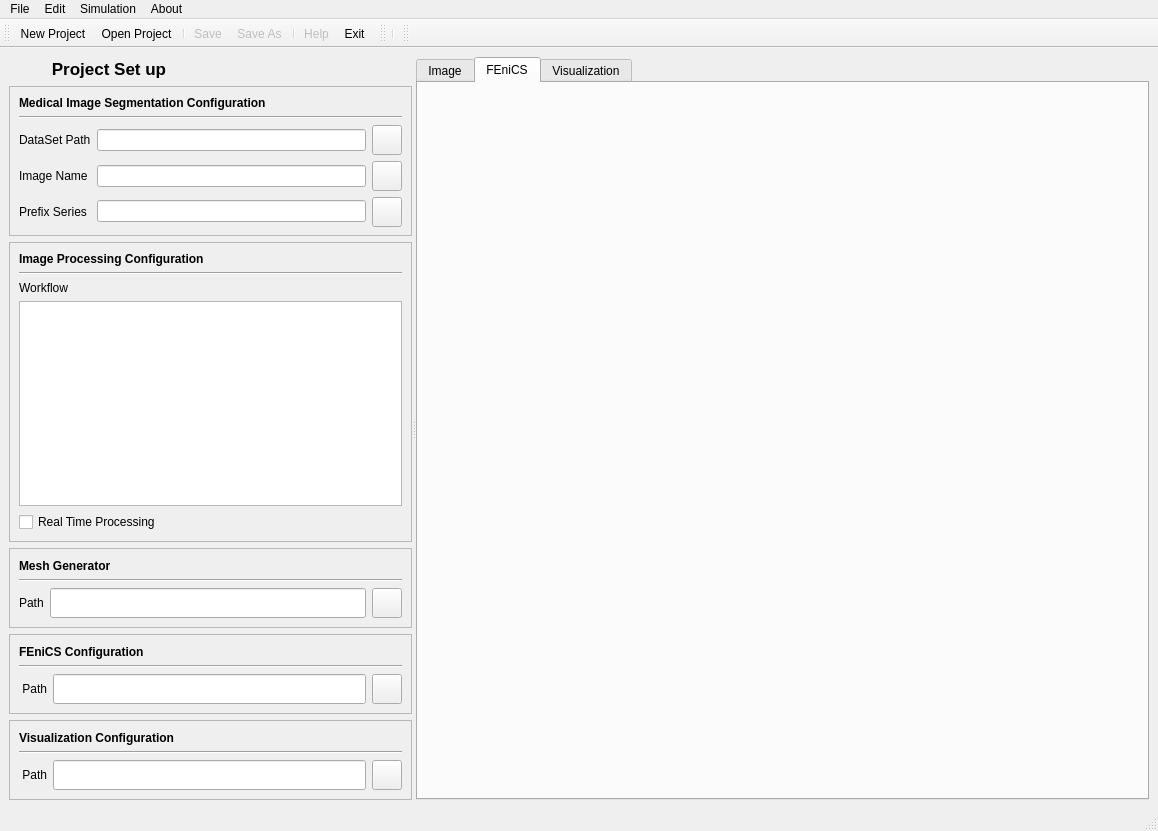
Old version of the form FEniCSBloodSim/fenics_blood_sim.ui in the repository carmenalonsomontes/FEniCS-Medical-Simulation.
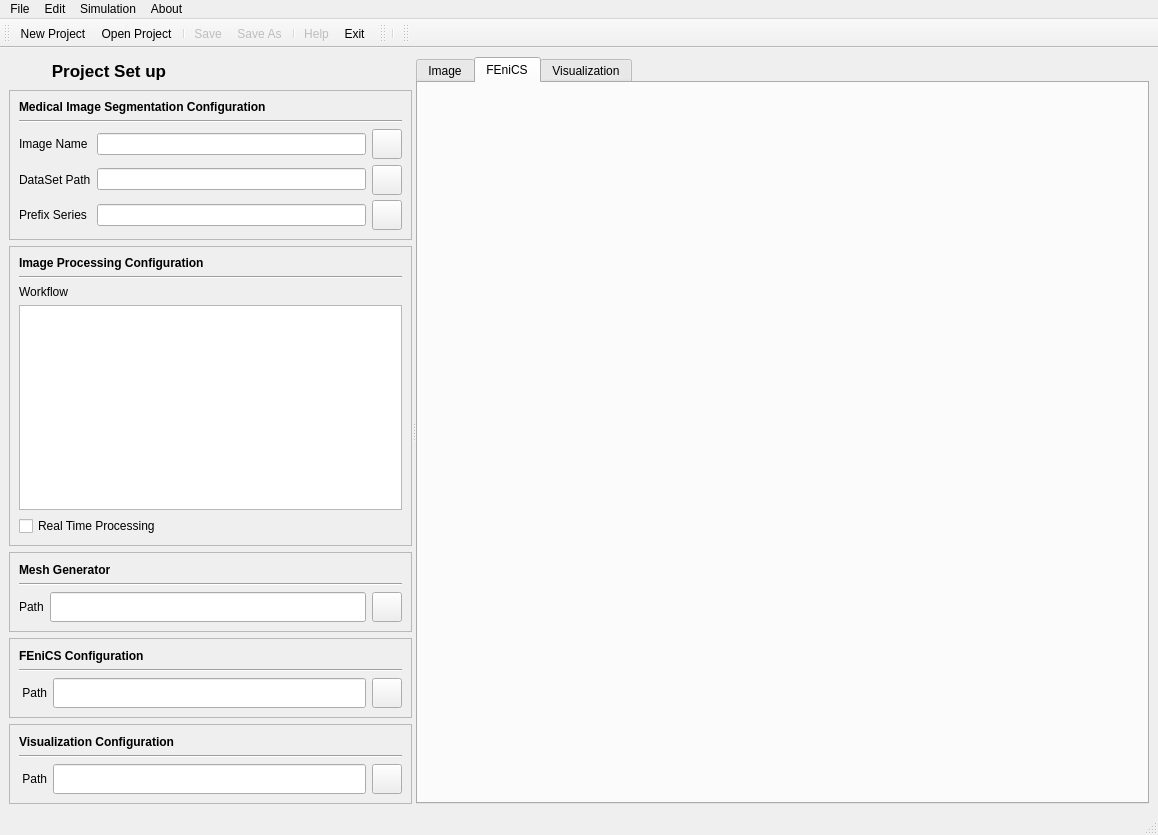
New version of the form. The open tabs and pages were chosen to show the change. Icons and pictures are not drawn. Custom widgets are drawn as their Qt base class.

Commit message: Created basic structure for Imaging menus + Class to build the functioanlity of Imaging modules

The edit to the form file:
```diff
--- a/FEniCSBloodSim/fenics_blood_sim.ui
+++ b/FEniCSBloodSim/fenics_blood_sim.ui
@@ -7,7 +7,7 @@
     <x>0</x>
     <y>0</y>
     <width>1158</width>
-    <height>831</height>
+    <height>835</height>
    </rect>
   </property>
   <property name="windowTitle">
@@ -105,30 +105,6 @@
              </item>
              <item>
               <layout class="QGridLayout" name="gridLayout">
-               <item row="0" column="0">
-                <widget class="QLabel" name="datasetPathLabel">
-                 <property name="text">
-                  <string>DataSet Path</string>
-                 </property>
-                </widget>
-               </item>
-               <item row="0" column="1">
-                <widget class="QLineEdit" name="datasetPathlineEdit">
-                 <property name="enabled">
-                  <bool>true</bool>
-                 </property>
-                 <property name="readOnly">
-                  <bool>true</bool>
-                 </property>
-                </widget>
-               </item>
-               <item row="1" column="0">
-                <widget class="QLabel" name="imNameLabel">
-                 <property name="text">
-                  <string>Image Name</string>
-                 </property>
-                </widget>
-               </item>
                <item row="1" column="1">
                 <widget class="QLineEdit" name="imNamelineEdit">
                  <property name="enabled">
@@ -139,14 +115,14 @@
                  </property>
                 </widget>
                </item>
-               <item row="2" column="0">
+               <item row="3" column="0">
                 <widget class="QLabel" name="prefixSeriesLabel">
                  <property name="text">
                   <string>Prefix Series</string>
                  </property>
                 </widget>
                </item>
-               <item row="2" column="1">
+               <item row="3" column="1">
                 <widget class="QLineEdit" name="prefixSerieslineEdit">
                  <property name="enabled">
                   <bool>true</bool>
@@ -156,35 +132,6 @@
                  </property>
                 </widget>
                </item>
-               <item row="0" column="2">
-                <widget class="QPushButton" name="setDataPathButton">
-                 <property name="sizePolicy">
-                  <sizepolicy hsizetype="Fixed" vsizetype="Fixed">
-                   <horstretch>0</horstretch>
-                   <verstretch>0</verstretch>
-                  </sizepolicy>
-                 </property>
-                 <property name="minimumSize">
-                  <size>
-                   <width>30</width>
-                   <height>30</height>
-                  </size>
-                 </property>
-                 <property name="maximumSize">
-                  <size>
-                   <width>30</width>
-                   <height>30</height>
-                  </size>
-                 </property>
-                 <property name="text">
-                  <string/>
-                 </property>
-                 <property name="icon">
-                  <iconset resource="fenics_blood_sim.qrc">
-                   <normaloff>:/menu/GUI_Module/images/menu/setting_tools.png</normaloff>:/menu/GUI_Module/images/menu/setting_tools.png</iconset>
-                 </property>
-                </widget>
-               </item>
                <item row="1" column="2">
                 <widget class="QPushButton" name="setImButton">
                  <property name="sizePolicy">
@@ -214,7 +161,7 @@
                  </property>
                 </widget>
                </item>
-               <item row="2" column="2">
+               <item row="3" column="2">
                 <widget class="QPushButton" name="setPrefixSeriesButton">
                  <property name="sizePolicy">
                   <sizepolicy hsizetype="Fixed" vsizetype="Fixed">
@@ -243,6 +190,59 @@
                  </property>
                 </widget>
                </item>
+               <item row="2" column="0">
+                <widget class="QLabel" name="datasetPathLabel">
+                 <property name="text">
+                  <string>DataSet Path</string>
+                 </property>
+                </widget>
+               </item>
+               <item row="2" column="1">
+                <widget class="QLineEdit" name="datasetPathlineEdit">
+                 <property name="enabled">
+                  <bool>true</bool>
+                 </property>
+                 <property name="readOnly">
+                  <bool>true</bool>
+                 </property>
+                </widget>
+               </item>
+               <item row="2" column="2">
+                <widget class="QPushButton" name="setDataPathButton">
+                 <property name="sizePolicy">
+                  <sizepolicy hsizetype="Fixed" vsizetype="Fixed">
+                   <horstretch>0</horstretch>
+                   <verstretch>0</verstretch>
+                  </sizepolicy>
+                 </property>
+                 <property name="minimumSize">
+                  <size>
+                   <width>30</width>
+                   <height>30</height>
+                  </size>
+                 </property>
+                 <property name="maximumSize">
+                  <size>
+                   <width>30</width>
+                   <height>30</height>
+                  </size>
+                 </property>
+                 <property name="text">
+                  <string/>
+                 </property>
+                 <property name="icon">
+                  <iconset resource="fenics_blood_sim.qrc">
+                   <normaloff>:/menu/GUI_Module/images/menu/setting_tools.png</normaloff>:/menu/GUI_Module/images/menu/setting_tools.png</iconset>
+                 </property>
+                </widget>
+               </item>
+               <item row="1" column="0">
+                <widget class="QLabel" name="imNameLabel">
+                 <property name="text">
+                  <string>Image Name</string>
+                 </property>
+                </widget>
+               </item>
               </layout>
              </item>
             </layout>
```
Left out of the diff: 10 changed lines with no effect on the pictures. The commit also changes 7 other files.
